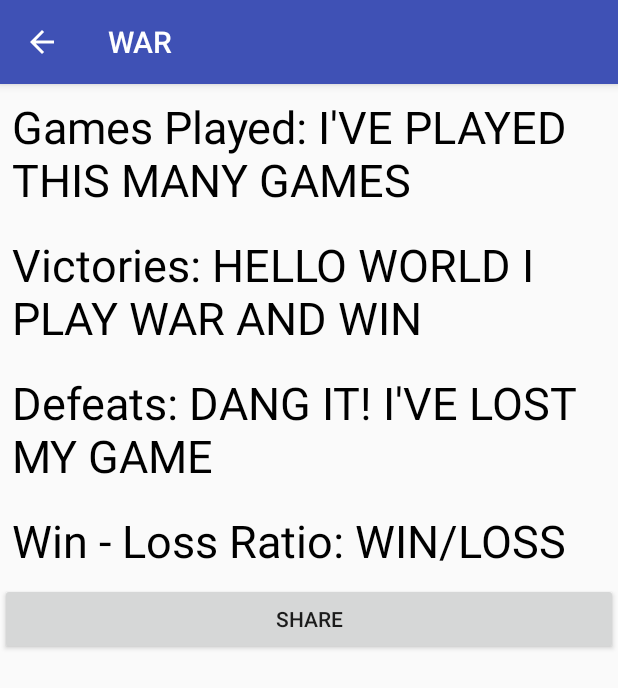
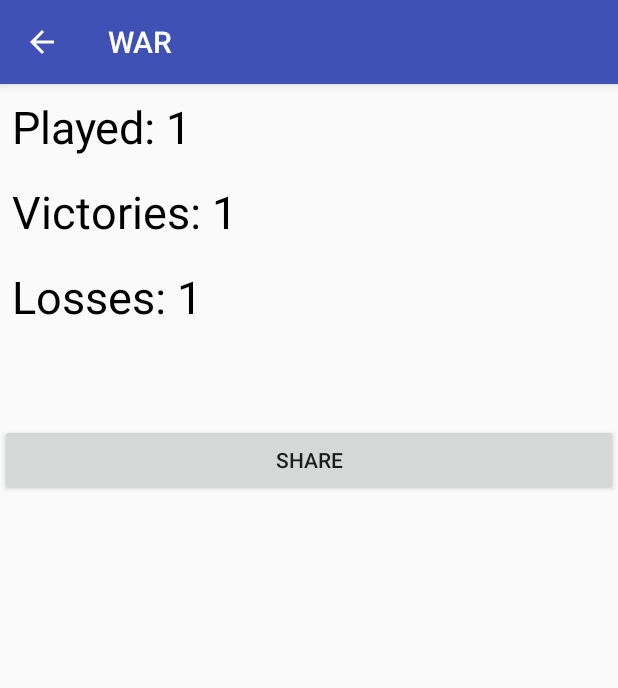
Before and after one commit to OSU-CS492-W18/final-project-team-6, an Android app: the screen it shows after launch (StatsActivity), after a tap on "STATS", on a phone screen of 412 x 824 dp. Shown: the top 688 px of the screen. Run offline under Robolectric (Android 15) with nearby library versions, the phone set to English and light mode, and no system bars.

Commit message:
Added database connections in statspage. Currently just adds one each time you load activity.

```diff
--- a/app/src/main/java/com/example/me/war/MainActivity.java
+++ b/app/src/main/java/com/example/me/war/MainActivity.java
@@ -1,18 +1,22 @@
 package com.example.me.war;
 
+import android.content.ContentValues;
 import android.content.Intent;
+import android.database.Cursor;
 import android.database.sqlite.SQLiteDatabase;
 import android.support.v7.app.AppCompatActivity;
 import android.os.Bundle;
 import android.view.View;
 
 public class MainActivity extends AppCompatActivity {
-
+    private SQLiteDatabase mDB;
     @Override
     protected void onCreate(Bundle savedInstanceState) {
         super.onCreate(savedInstanceState);
         setContentView(R.layout.activity_main);
-
+        WarDBHelper dbHelper = new WarDBHelper(this);
+        mDB = dbHelper.getReadableDatabase();
+        addToDB();
     }
 
     // TODO: 3/12/2018 add activity for stats and add in sqlite to hold stats
@@ -35,6 +39,14 @@ public class MainActivity extends AppCompatActivity {
         Intent statsIntent = new Intent(this, StatsActivity.class );
         startActivity(statsIntent);
     }
+    private long addToDB(){
+        ContentValues row = new ContentValues();
+        row.put(WarContract.savedGames.COLUMN_GAMES_WON, 0);
+        row.put(WarContract.savedGames.COLUMN_GAMES_LOST, 0);
+        row.put(WarContract.savedGames.COLUMN_GAMES_PLAYED, 0);
+        return mDB.insert(WarContract.savedGames.TABLE_NAME, null, row);
+    }
+
 }
 
 /*  PROJECT REQUIREMENTS AND TODOLISTS
--- a/app/src/main/java/com/example/me/war/StatsActivity.java
+++ b/app/src/main/java/com/example/me/war/StatsActivity.java
@@ -1,15 +1,21 @@
 package com.example.me.war;
 
+import android.content.ContentValues;
 import android.content.Intent;
 import android.content.SharedPreferences;
+import android.database.Cursor;
+import android.database.sqlite.SQLiteDatabase;
 import android.os.Bundle;
 import android.support.v4.app.ShareCompat;
 import android.support.v7.app.AppCompatActivity;
+import android.util.Log;
 import android.view.Menu;
 import android.view.MenuItem;
 import android.view.View;
 import android.widget.Button;
 import android.widget.TextView;
+
+import java.util.ArrayList;
 
 
 /**
@@ -23,11 +29,14 @@ public class StatsActivity extends AppCompatActivity {
     private TextView mGamesPlayedTV;
     private TextView mWinLossRatioTV;
     Button btn;
+    private SQLiteDatabase mDB;
 
     @Override
     protected void onCreate(Bundle savedInstanceState) {
         super.onCreate(savedInstanceState);
         setContentView(R.layout.activity_stats);
+        WarDBHelper dbHelper = new WarDBHelper(this);
+        mDB = dbHelper.getReadableDatabase();
 
         mWinsTV = findViewById(R.id.tv_stats_wins);
         mLossesTV = findViewById(R.id.tv_stats_losses);
@@ -40,17 +49,20 @@ public class StatsActivity extends AppCompatActivity {
             public void onClick(View view) {
                 Intent intent = new Intent(Intent.ACTION_SEND);
                 intent.setType("text/plain");
-                intent.putExtra(Intent.EXTRA_SUBJECT, "Body of what we want to share");
+                ArrayList<Integer> data = getDB();
+                intent.putExtra(Intent.EXTRA_SUBJECT, "Wins: " + data.get(0).toString() + "\nLosses: " + data.get(1).toString() + "\nGames played: " + data.get(2).toString());
                 intent.putExtra(Intent.EXTRA_TEXT, "Here are my stats for War!");
                 startActivity(Intent.createChooser(intent, "Share using: "));
+
             }
         });
-
-
-        mWinsTV.setText("Victories: HELLO WORLD I PLAY WAR AND WIN");
-        mLossesTV.setText("Defeats: DANG IT! I'VE LOST MY GAME");
-        mGamesPlayedTV.setText("Games Played: I'VE PLAYED THIS MANY GAMES");
-        mWinLossRatioTV.setText("Win - Loss Ratio: WIN/LOSS");
+        ArrayList<Integer> savedGamse = getDB();
+        add1(savedGamse.get(0));
+        setTVDB();
+//        mWinsTV.setText("Victories: HELLO WORLD I PLAY WAR AND WIN");
+//        mLossesTV.setText("Defeats: DANG IT! I'VE LOST MY GAME");
+//        mGamesPlayedTV.setText("Games Played: I'VE PLAYED THIS MANY GAMES");
+//        mWinLossRatioTV.setText("Win - Loss Ratio: WIN/LOSS");
 
 //        SharedPreferences sharedPreferences = PreferenceManager.getDefaultSharedPreferences(this);
 //        mForecastLocation = sharedPreferences.getString(
@@ -63,7 +75,50 @@ public class StatsActivity extends AppCompatActivity {
 //        );
     }
 
+    private ArrayList<Integer> getDB(){
+        Cursor cursor = mDB.query(WarContract.savedGames.TABLE_NAME, null, null, null, null, null, null, null);
 
+        ArrayList<Integer> savedGames = new ArrayList<>();
+        Log.e("!!!!!!","hererererer");
+        while(cursor.moveToNext()){
+            int wins = cursor.getInt(cursor.getColumnIndex(WarContract.savedGames.COLUMN_GAMES_WON));
+            savedGames.add(wins); // games[0]
+            Log.e("WINS # SIZE: ", Integer.toString(savedGames.size()));
+            int loss = cursor.getInt(cursor.getColumnIndex(WarContract.savedGames.COLUMN_GAMES_LOST));
+            savedGames.add(loss); //games[1]
+            int played = cursor.getInt(cursor.getColumnIndex(WarContract.savedGames.COLUMN_GAMES_PLAYED));
+            savedGames.add(played); //games[2]
+        }
+        cursor.close();
+        return savedGames;
+
+    }
+
+
+
+    public void add1(int vals){
+        ContentValues row = new ContentValues();
+        row.put(WarContract.savedGames.COLUMN_GAMES_WON, vals+1);
+        row.put(WarContract.savedGames.COLUMN_GAMES_LOST, vals+1);
+        row.put(WarContract.savedGames.COLUMN_GAMES_PLAYED, vals+1);
+        mDB.update(WarContract.savedGames.TABLE_NAME, row, null, null);
+
+    }
+    private void setTVDB(){
+        ArrayList<Integer> savedGames = getDB();
+        if(savedGames.size() > 0) {
+            int wins = savedGames.get(0);
+            int loss = savedGames.get(1);
+            int played = savedGames.get(2);
+            mWinsTV.setText("Victories: " + wins);
+            mLossesTV.setText("Losses: " + loss);
+            mGamesPlayedTV.setText("Played: " + played);
+        }else{
+            mWinsTV.setText("Victories: " + 0);
+            mLossesTV.setText("Losses: " + 0);
+            mGamesPlayedTV.setText("Played: " + 0);
+        }
+    }
 //    @Override
 //    public boolean onCreateOptionsMenu(Menu menu) {
 //        getMenuInflater().inflate(R.menu.forecast_item_detail, menu);
--- a/app/src/main/java/com/example/me/war/WarDBHelper.java
+++ b/app/src/main/java/com/example/me/war/WarDBHelper.java
@@ -1,5 +1,6 @@
 package com.example.me.war;
 
+import android.content.ContentValues;
 import android.content.Context;
 import android.database.sqlite.SQLiteDatabase;
 import android.database.sqlite.SQLiteOpenHelper;
@@ -28,6 +29,8 @@ public class WarDBHelper extends SQLiteOpenHelper {
         db.execSQL(SQL_CREATE_GAMES_TABLE);
     }
 
+
+
     @Override
     public void onUpgrade(SQLiteDatabase db, int i, int i1) {
         db.execSQL("DROP TABLE IF EXISTS " + WarContract.savedGames.TABLE_NAME + ";");
```
